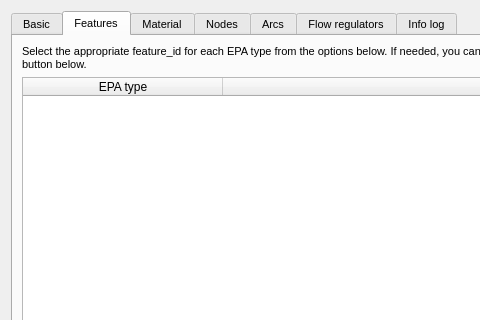
Old version of the form core/ui/toolbars/epa/inp_config_import.ui in the repository Giswater/giswater_qgis_plugin; both pictures show x 0 to 480 and y 0 to 320 of the 912 by 595 pixel window.
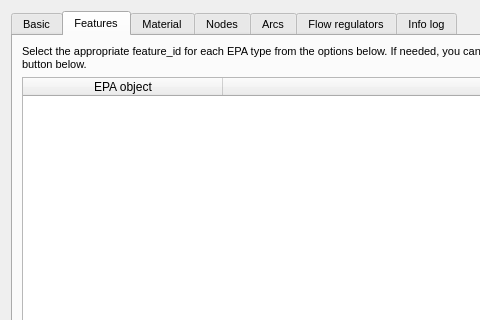
New version of the form. The open tabs and pages were chosen to show the change.

Commit message: refactor(import_epanet): manage each type of valve [WIP]

What changed in the file:
```diff
--- a/core/ui/toolbars/epa/inp_config_import.ui
+++ b/core/ui/toolbars/epa/inp_config_import.ui
@@ -352,7 +352,7 @@
            </attribute>
            <column>
             <property name="text">
-             <string>EPA type</string>
+             <string>EPA object</string>
             </property>
            </column>
            <column>
```
Left out of the diff: 6 changed lines with no effect on the pictures. The commit also changes 3 other files.
